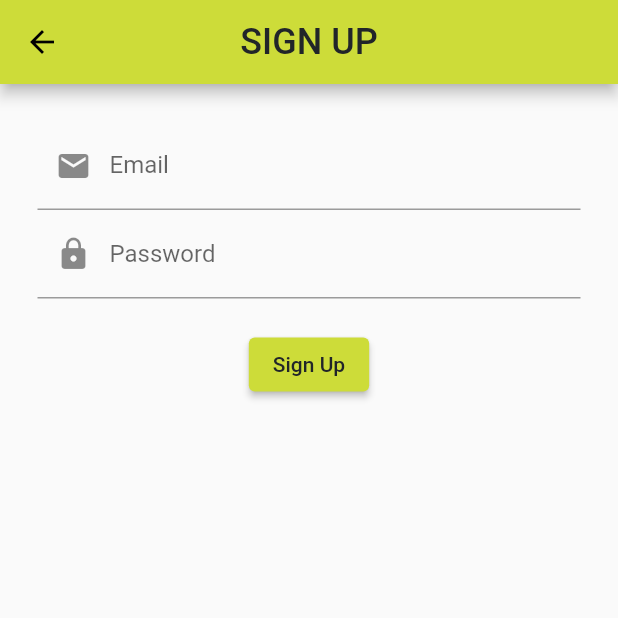
After one commit to natalia-hnzn/app-mob, a Flutter app: the screen it shows after launch, after a tap on "Don't have an account? Register!", on a phone screen of 412 x 824 dp, the top half of it. The commit adds this screen. Run offline on Flutter 3.47's test engine with Material 2 defaults, Android fonts, the phone set to English and light mode, and no system bars; our stand-ins replace cloud_firestore, firebase_auth, firebase_core; accounts and stored records are empty; network calls fail.

Commit message:
add sign up page, config login and registration with firebase

```diff
--- a/app_store/lib/main.dart
+++ b/app_store/lib/main.dart
@@ -1,8 +1,33 @@
+import 'package:cloud_firestore/cloud_firestore.dart';
+import 'package:firebase_auth/firebase_auth.dart';
+import 'package:firebase_core/firebase_core.dart';
 import 'package:flutter/material.dart';
 import 'package:app_store/pages/catalog.dart';
 import 'package:app_store/pages/login.dart';
 
-void main() {
+void main() async {
+  WidgetsFlutterBinding.ensureInitialized();
+  await Firebase.initializeApp();
+
+  // FirebaseFirestore db = FirebaseFirestore.instance;
+  // db.collection('Anuncios').doc('001').set({
+  //   'nome': 'Gol quadrado',
+  //   'preco': 20000,
+  //   'descricao': 'lorem lorem lorem lorem'
+  // });
+
+  // FirebaseAuth auth = FirebaseAuth.instance;
+  // auth
+  //     .signInWithEmailAndPassword(
+  //         email: 'nataliaheinzen@gmail.com', password: '123Senha.')
+  //     .then((value) {
+  //   print('Usuário logado com sucesso $value');
+  // }).catchError((error) {
+  //   print('Ocorreram os seguintes erros $error');
+  // });
+  // auth.createUserWithEmailAndPassword(
+  //     email: 'teste@email.com', password: 'teste123');
+
   runApp(
     MaterialApp(
         theme: ThemeData(
--- a/app_store/lib/pages/login.dart
+++ b/app_store/lib/pages/login.dart
@@ -1,5 +1,7 @@
 import 'package:flutter/material.dart';
 import 'package:app_store/pages/catalog.dart';
+import 'package:firebase_auth/firebase_auth.dart';
+import 'package:app_store/pages/signup.dart';
 
 class Login extends StatefulWidget {
   const Login({Key? key});
@@ -45,14 +47,24 @@ class _LoginState extends State<Login> {
           ),
           SizedBox(height: 20),
           ElevatedButton(
-            onPressed: () {
-              // Perform login logic here
+            onPressed: () async {
+              String email = emailController.text;
+              String password = passwordController.text;
+
+              User? user = await signInWithEmailAndPassword(email, password);
+
+              if (user != null) {
+                // Authentication successful, navigate to the catalog page.
                 Navigator.pushReplacement(
                   context,
                   MaterialPageRoute(
                     builder: (BuildContext context) => Catalog(),
                   ),
                 );
+              } else {
+                // Handle authentication failure (show an error message, etc.).
+                // You can display an error message on the login page.
+              }
             },
             child: Text(
               'Login',
@@ -61,8 +73,36 @@ class _LoginState extends State<Login> {
               ),
             ),
           ),
+          TextButton(
+              onPressed: () {
+                // Redirect to the SignUp page when the "Sign Up" text link is pressed
+                Navigator.push(
+                  context,
+                  MaterialPageRoute(
+                    builder: (BuildContext context) => SignUp(),
+                  ),
+                );
+              },
+              child: Text(
+                "Don't have an account? Register!",
+                style: TextStyle(
+                  color: Color(0xFF212529), // Text link color
+                  decoration: TextDecoration.underline, // Button text color
+                ),
+              ))
         ]),
       ),
     );
   }
 }
+
+Future<User?> signInWithEmailAndPassword(String email, String password) async {
+  try {
+    UserCredential userCredential = await FirebaseAuth.instance
+        .signInWithEmailAndPassword(email: email, password: password);
+    return userCredential.user;
+  } catch (e) {
+    print('Error signing in: $e');
+    return null;
+  }
+}
--- /dev/null
+++ b/app_store/lib/pages/signup.dart
@@ -0,0 +1,86 @@
+import 'package:app_store/pages/login.dart';
+import 'package:flutter/material.dart';
+import 'package:firebase_auth/firebase_auth.dart';
+
+class SignUp extends StatefulWidget {
+  const SignUp({Key? key});
+
+  @override
+  _SignUpState createState() => _SignUpState();
+}
+
+class _SignUpState extends State<SignUp> {
+  TextEditingController emailController = TextEditingController();
+  TextEditingController passwordController = TextEditingController();
+
+  Future<void> signUpWithEmailAndPassword(String email, String password) async {
+    try {
+      UserCredential userCredential = await FirebaseAuth.instance
+          .createUserWithEmailAndPassword(email: email, password: password);
+      // You can do additional user setup here if needed
+      print('User registered: ${userCredential.user?.email}');
+    } catch (e) {
+      print('Error registering user: $e');
+      // Handle the registration error, e.g., display an error message.
+    }
+  }
+
+  @override
+  Widget build(BuildContext context) {
+    return Scaffold(
+      appBar: AppBar(
+        title: Text(
+          'Sign Up'.toUpperCase(),
+          style: TextStyle(
+            color: Color(0xFF212529),
+            fontSize: 24,
+          ),
+        ),
+        centerTitle: true,
+      ),
+      body: SingleChildScrollView(
+        padding: EdgeInsets.all(25),
+        child: Column(children: [
+          TextFormField(
+            controller: emailController,
+            decoration: InputDecoration(
+              labelText: 'Email',
+              prefixIcon: Icon(Icons.email),
+            ),
+          ),
+          TextFormField(
+            controller: passwordController,
+            obscureText: true,
+            decoration: InputDecoration(
+              labelText: 'Password',
+              prefixIcon: Icon(Icons.lock),
+            ),
+          ),
+          SizedBox(height: 20),
+          ElevatedButton(
+            onPressed: () async {
+              String email = emailController.text;
+              String password = passwordController.text;
+
+              await signUpWithEmailAndPassword(email, password);
+
+              // You can navigate to another page upon successful registration.
+              Navigator.pushReplacement(
+                context,
+                MaterialPageRoute(
+                  builder: (BuildContext context) => Login(),
+                ),
+              );
+            },
+            child: Text(
+              'Sign Up',
+              style: TextStyle(
+                color: Color(0xFF212529), // Button text color
+              ),
+            ),
+          ),
+        ]),
+      ),
+    );
+  }
+}
--- a/app_store/pubspec.yaml
+++ b/app_store/pubspec.yaml
@@ -30,6 +30,9 @@ environment:
 dependencies:
   flutter:
     sdk: flutter
+  firebase_core:
+  firebase_auth:
+  cloud_firestore:
 
 
   # The following adds the Cupertino Icons font to your application.
```
Also changed, not shown: app_store/lib/pages/catalog.dart (+28 -11 lines), 6 other files. Lines whose indentation alone changed are shown as unchanged.
